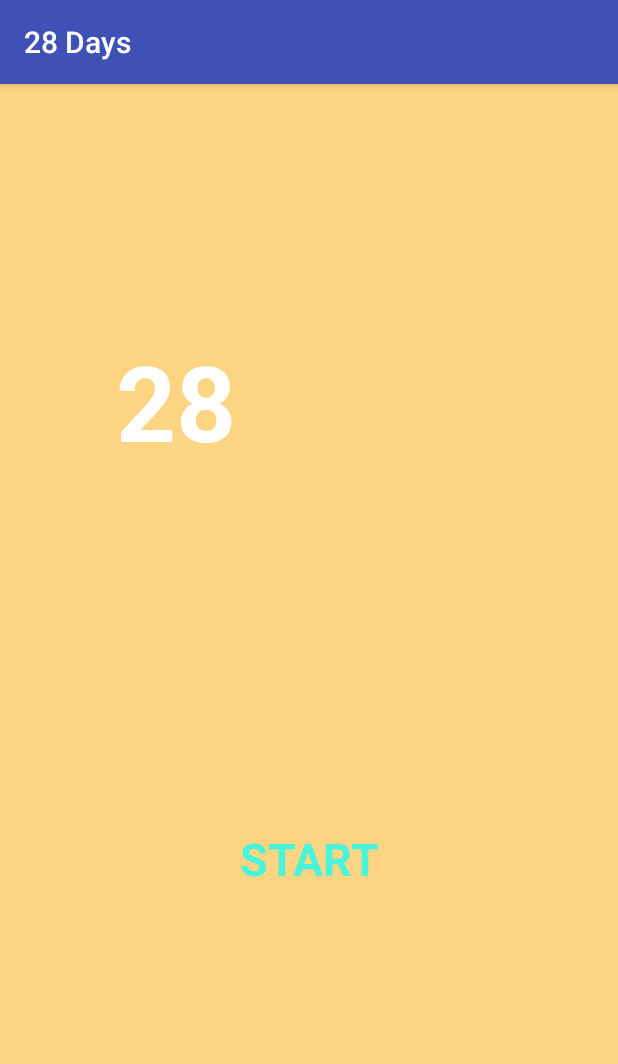
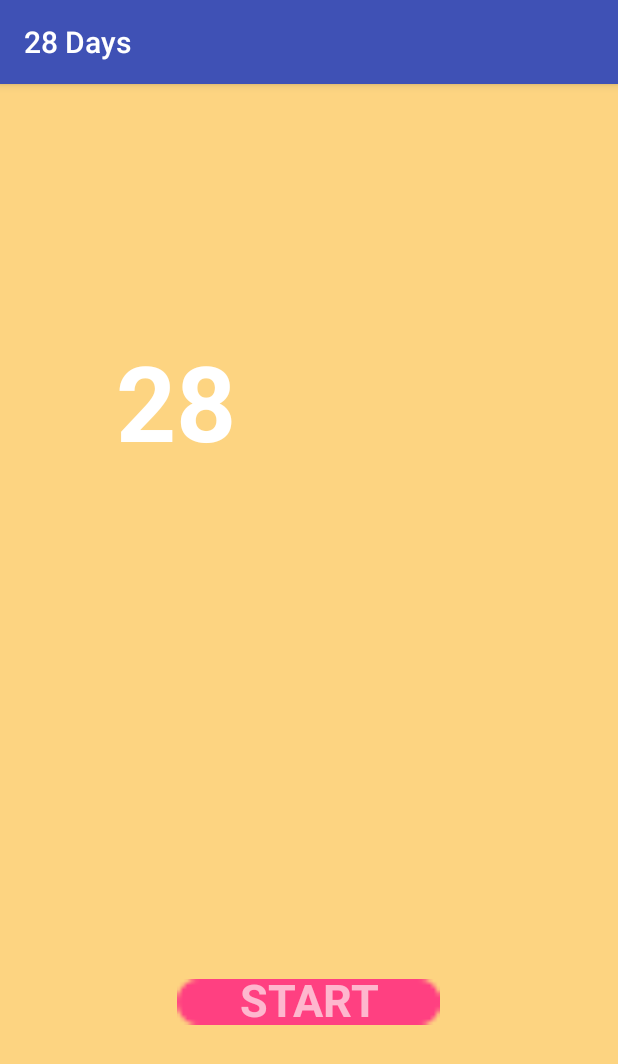
Before and after one commit to Alying/28-Days, an Android app: the screen it shows after launch (MainActivity), on a phone screen of 412 x 824 dp. Shown: the top 1064 px of the screen. Run offline under Robolectric (Android 15) with nearby library versions, the phone set to English and light mode, and no system bars; Roboto replaces fonts that are not available here.

Commit message:
Added a button

```diff
--- a/app/build.gradle
+++ b/app/build.gradle
@@ -1,11 +1,11 @@
 apply plugin: 'com.android.application'
 
 android {
-    compileSdkVersion 28
+    compileSdkVersion 26
     defaultConfig {
         applicationId "com.example.maggie.helloworld"
         minSdkVersion 15
-        targetSdkVersion 28
+        targetSdkVersion 26
         versionCode 1
         versionName "1.0"
         testInstrumentationRunner "android.support.test.runner.AndroidJUnitRunner"
@@ -20,10 +20,10 @@ android {
 
 dependencies {
     implementation fileTree(dir: 'libs', include: ['*.jar'])
-    implementation 'com.android.support:appcompat-v7:28.0.0-alpha3'
+    implementation 'com.android.support:appcompat-v7:26.0.0+'
     implementation 'com.android.support.constraint:constraint-layout:1.1.2'
     testImplementation 'junit:junit:4.12'
     androidTestImplementation 'com.android.support.test:runner:1.0.2'
     androidTestImplementation 'com.android.support.test.espresso:espresso-core:3.0.2'
-    implementation 'com.android.support:design:28.0.0-alpha3'
+    implementation 'com.android.support:design:26.0.0+'
 }
--- a/app/src/main/res/layout/activity_main.xml
+++ b/app/src/main/res/layout/activity_main.xml
@@ -1,9 +1,12 @@
 <?xml version="1.0" encoding="utf-8"?>
+
     <android.support.constraint.ConstraintLayout xmlns:android="http://schemas.android.com/apk/res/android"
         xmlns:app="http://schemas.android.com/apk/res-auto"
         xmlns:tools="http://schemas.android.com/tools"
         android:layout_width="match_parent"
         android:layout_height="match_parent"
+        android:layout_alignParentStart="true"
+        android:layout_alignParentTop="true"
         android:background="#fdd481"
         tools:context=".MainActivity">
 
@@ -28,27 +31,47 @@
             app:layout_constraintTop_toTopOf="parent"
             app:layout_constraintVertical_bias="0.247" />
 
+
+    <RelativeLayout xmlns:android="http://schemas.android.com/apk/res/android"
+        android:layout_width="match_parent"
+        android:layout_height="match_parent"
+        android:orientation="vertical"
+        tools:layout_editor_absoluteX="0dp"
+        tools:layout_editor_absoluteY="0dp">
+
+        <ImageView
+            android:id="@+id/imageView3"
+            android:layout_width="175dp"
+            android:layout_height="81dp"
+            android:layout_alignParentBottom="true"
+            android:layout_centerHorizontal="true"
+            android:layout_marginBottom="115dp"
+            android:adjustViewBounds="false"
+            app:srcCompat="@android:drawable/button_onoff_indicator_on"
+            tools:layout_editor_absoluteX="113dp"
+            tools:layout_editor_absoluteY="350dp"
+            android:tint="@color/colorAccent"/>
+
         <Button
             android:id="@+id/start_button"
+            style="?android:attr/borderlessButtonStyle"
             android:layout_width="wrap_content"
             android:layout_height="wrap_content"
-        android:layout_marginBottom="8dp"
-        android:layout_marginEnd="8dp"
-        android:layout_marginLeft="24dp"
-        android:layout_marginRight="24dp"
-        android:layout_marginStart="8dp"
-        android:layout_marginTop="8dp"
+            android:layout_alignParentBottom="true"
+            android:layout_centerHorizontal="true"
+            android:layout_marginBottom="127dp"
+            android:onClick="start"
             android:text="START"
-        android:onClick="start"
-        android:textColor="#4af4db"
+            android:textColor="#9ffdfffe"
             android:textSize="30sp"
             android:textStyle="bold"
             android:typeface="sans"
             app:layout_constraintBottom_toBottomOf="parent"
             app:layout_constraintEnd_toEndOf="parent"
+            app:layout_constraintHorizontal_bias="0.502"
             app:layout_constraintStart_toStartOf="parent"
             app:layout_constraintTop_toBottomOf="@+id/textView"
-        style="?android:attr/borderlessButtonStyle"
-        />
+            app:layout_constraintVertical_bias="0.508" />
+    </RelativeLayout>
 
     </android.support.constraint.ConstraintLayout>
```
Also changed, not shown: app/src/main/res/drawable-hdpi/ic_action_name.png (added), app/src/main/res/drawable-mdpi/ic_action_name.png (added), app/src/main/res/drawable-xhdpi/ic_action_name.png (added), app/src/main/res/drawable-xxhdpi/ic_action_name.png (added), 1 other file. Lines whose indentation alone changed are shown as unchanged.
